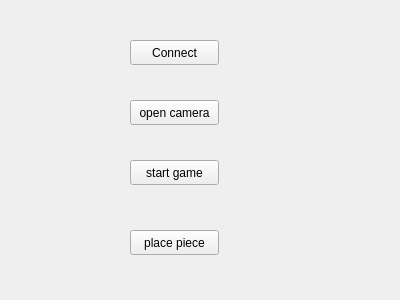
First picture: the form in src/qt_gui/src/mainwindow.ui, repository dses98041110/ros_program, before the edit.
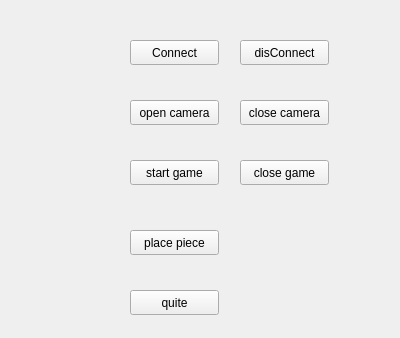
Second picture: the form after the edit.

Diff of the .ui file:
```diff
--- a/src/qt_gui/src/mainwindow.ui
+++ b/src/qt_gui/src/mainwindow.ui
@@ -7,7 +7,7 @@
     <x>0</x>
     <y>0</y>
     <width>400</width>
-    <height>300</height>
+    <height>338</height>
    </rect>
   </property>
   <property name="windowTitle">
@@ -65,6 +65,58 @@
     <string>place piece</string>
    </property>
   </widget>
+  <widget class="QPushButton" name="pushButton_5">
+   <property name="geometry">
+    <rect>
+     <x>240</x>
+     <y>160</y>
+     <width>89</width>
+     <height>25</height>
+    </rect>
+   </property>
+   <property name="text">
+    <string>close game</string>
+   </property>
+  </widget>
+  <widget class="QPushButton" name="pushButton_6">
+   <property name="geometry">
+    <rect>
+     <x>130</x>
+     <y>290</y>
+     <width>89</width>
+     <height>25</height>
+    </rect>
+   </property>
+   <property name="text">
+    <string>quite</string>
+   </property>
+  </widget>
+  <widget class="QPushButton" name="pushButton_8">
+   <property name="geometry">
+    <rect>
+     <x>240</x>
+     <y>100</y>
+     <width>89</width>
+     <height>25</height>
+    </rect>
+   </property>
+   <property name="text">
+    <string>close camera</string>
+   </property>
+  </widget>
+  <widget class="QPushButton" name="pushButton_7">
+   <property name="geometry">
+    <rect>
+     <x>240</x>
+     <y>40</y>
+     <width>89</width>
+     <height>25</height>
+    </rect>
+   </property>
+   <property name="text">
+    <string>disConnect</string>
+   </property>
+  </widget>
  </widget>
  <resources/>
  <connections/>
```
